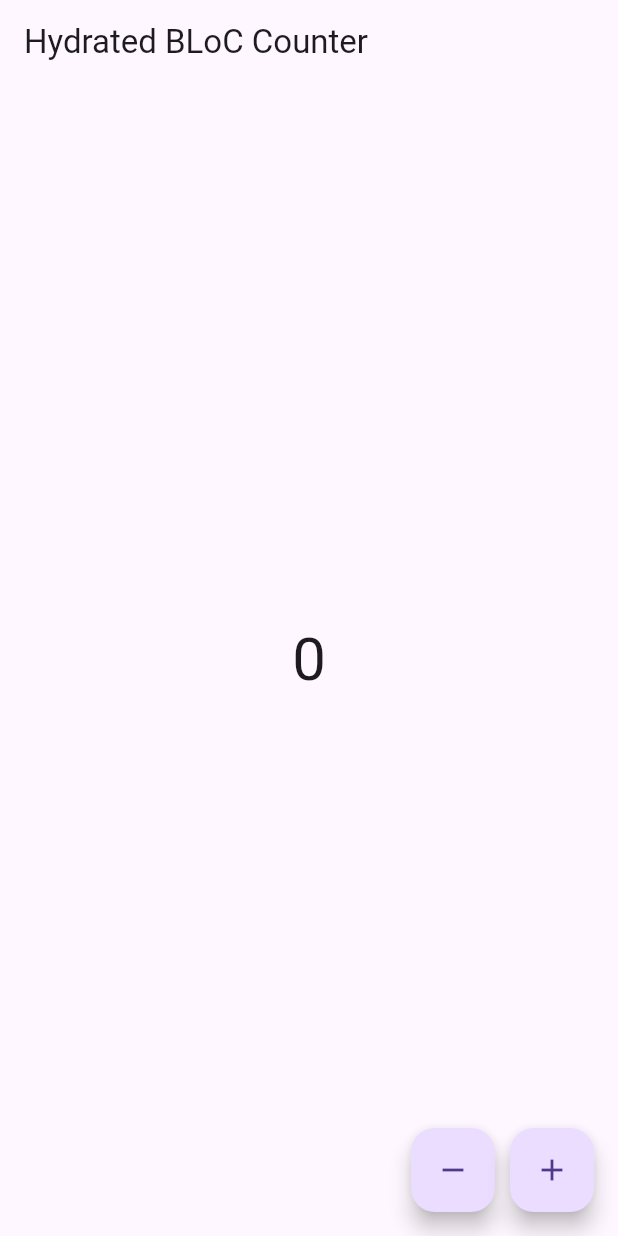
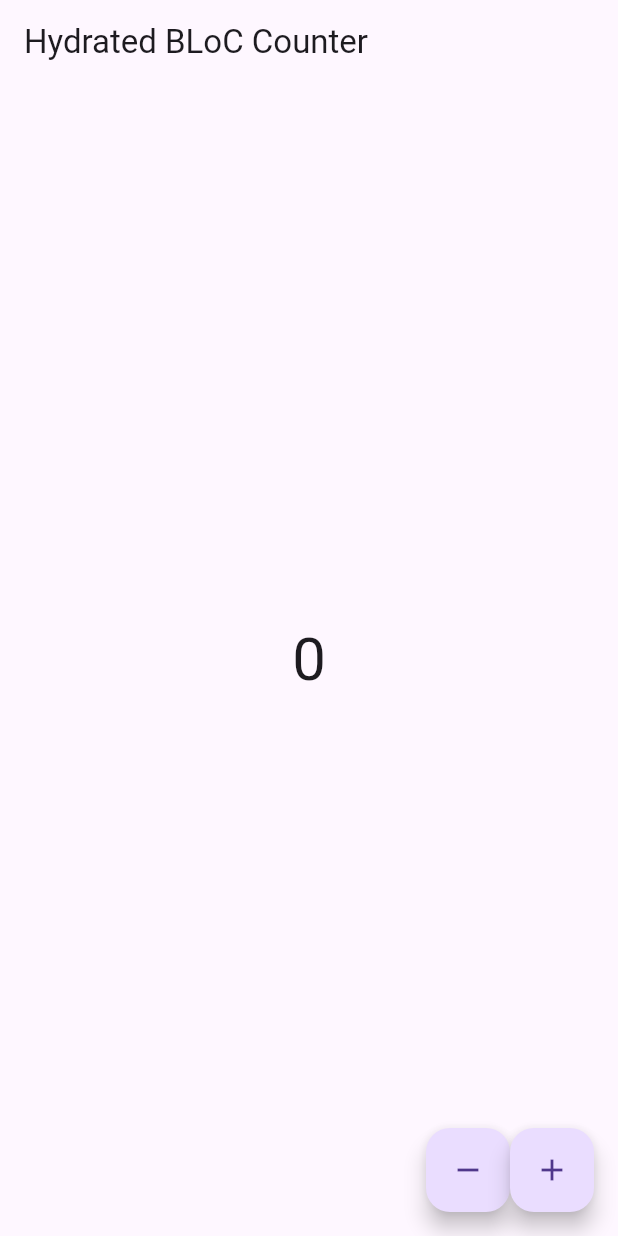
Before and after one commit to haniscreator/flutter_bloc_counter, a Flutter app: the screen it shows after launch, on a phone screen of 412 x 824 dp. Run offline on Flutter 3.47's test engine with Material 3 defaults, Android fonts, the phone set to English and light mode, and no system bars; our stand-ins replace flutter_bloc, hydrated_bloc.

```diff
--- a/lib/main.dart
+++ b/lib/main.dart
@@ -5,6 +5,8 @@ import 'package:path_provider/path_provider.dart';
 import 'bloc/counter_bloc.dart';
 import 'bloc/counter_event.dart';
 import 'bloc/counter_state.dart';
+import 'widgets/counter_buttons.dart';
+
 
 void main() async {
   WidgetsFlutterBinding.ensureInitialized();
@@ -46,22 +48,7 @@ class CounterPage extends StatelessWidget {
           },
         ),
       ),
-      floatingActionButton: Row(
-        mainAxisAlignment: MainAxisAlignment.end,
-        children: [
-          FloatingActionButton(
-            heroTag: 'decrement',
-            onPressed: () => counterBloc.add(CounterDecrementPressed()),
-            child: Icon(Icons.remove),
-          ),
-          SizedBox(width: 10),
-          FloatingActionButton(
-            heroTag: 'increment',
-            onPressed: () => counterBloc.add(CounterIncrementPressed()),
-            child: Icon(Icons.add),
-          ),
-        ],
-      ),
+      floatingActionButton: CounterButtons(),
     );
   }
 }
--- /dev/null
+++ b/lib/widgets/counter_buttons.dart
@@ -0,0 +1,31 @@
+import 'package:flutter/material.dart';
+import 'package:flutter_bloc/flutter_bloc.dart';
+
+import '../bloc/counter_bloc.dart';
+import '../bloc/counter_event.dart'; // 💡 Event class တွေကို import
+
+class CounterButtons extends StatelessWidget {
+  const CounterButtons({super.key});
+
+  @override
+  Widget build(BuildContext context) {
+    final counterBloc = context.read<CounterBloc>();
+
+    return Row(
+      mainAxisAlignment: MainAxisAlignment.end,
+      children: [
+        FloatingActionButton(
+          heroTag: 'decrement',
+          onPressed: () => counterBloc.add(CounterDecrementPressed()),
+          child: Icon(Icons.remove),
+        ),
+        SizedBox(height: 8),
+        FloatingActionButton(
+          heroTag: 'increment',
+          onPressed: () => counterBloc.add(CounterIncrementPressed()),
+          child: Icon(Icons.add),
+        ),
+      ],
+    );
+  }
+}
--- a/pubspec.yaml
+++ b/pubspec.yaml
@@ -31,8 +31,8 @@ dependencies:
   flutter:
     sdk: flutter
   flutter_bloc: ^8.1.3
-  hydrated_bloc: ^9.1.0
-  path_provider: ^2.1.2
+  hydrated_bloc: ^9.1.2
+  path_provider: ^2.1.1
 
   # The following adds the Cupertino Icons font to your application.
   # Use with the CupertinoIcons class for iOS style icons.
```
